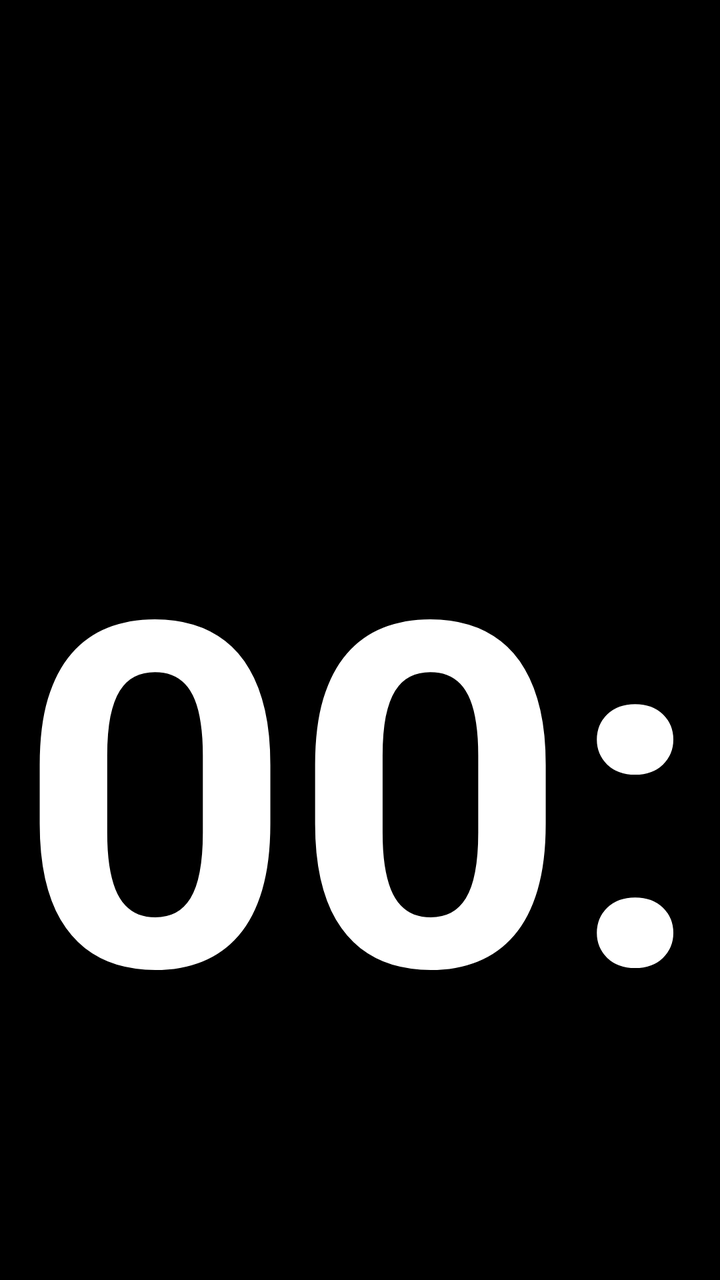
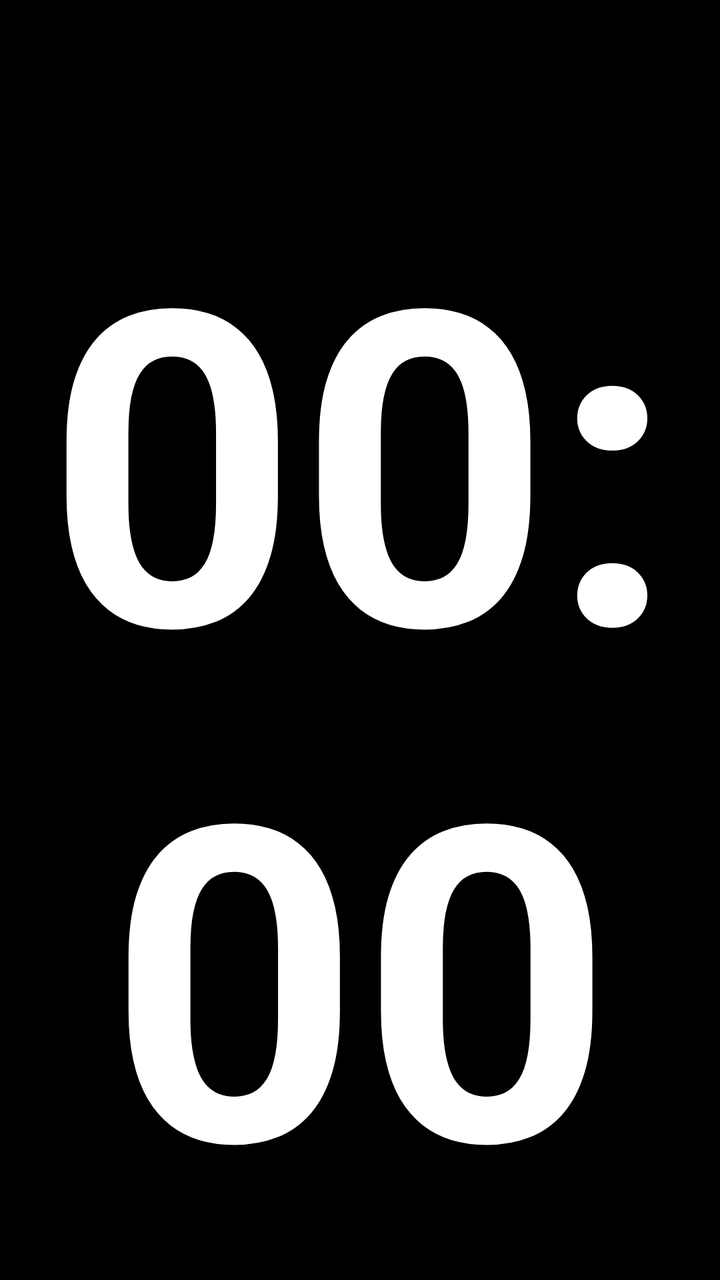

Two renders of the same Android screen: before a commit and after it. Below are the layout's source before the change and the commit's diff.
<!-- AndroidManifest.xml: application theme Theme.AppCompat.NoActionBar -->
<!-- res/layout/activity_main.xml -->
<?xml version="1.0" encoding="utf-8"?>
<LinearLayout xmlns:android="http://schemas.android.com/apk/res/android"
    android:layout_width="match_parent"
    android:layout_height="match_parent"
    android:background="#000000"
    android:clipChildren="false"
    android:clipToPadding="false"
    android:orientation="vertical"
    android:weightSum="2">

    
    <RelativeLayout
        android:layout_width="match_parent"
        android:layout_height="0dp"
        android:layout_weight="1"
        android:clipChildren="false"
        android:clipToPadding="false">

        <TextSwitcher
            android:id="@+id/topInfoSwitcher"
            android:layout_width="match_parent"
            android:layout_height="match_parent"
            android:layout_centerInParent="true" />

    </RelativeLayout>

    
    <RelativeLayout
        android:layout_width="match_parent"
        android:layout_height="0dp"
        android:layout_weight="1"
        android:clipChildren="false"
        android:clipToPadding="false">

        <TextClock
            android:id="@+id/clockView"
            android:layout_width="match_parent"
            android:layout_height="wrap_content"
            android:layout_alignParentTop="true"
            android:gravity="center_horizontal"
            android:includeFontPadding="false"
            android:translationY="-60dp"
            android:format12Hour="HH:mm"
            android:format24Hour="HH:mm"
            android:textColor="#FFFFFF"
            android:textSize="240sp"
            android:textStyle="bold" />

    </RelativeLayout>

</LinearLayout>
<!-- resources referenced by this layout -->
<resources>

</resources>

<!-- the commit's change to res/layout/activity_main.xml (unified diff, before → after) -->
@@ -1,51 +1,32 @@
 <?xml version="1.0" encoding="utf-8"?>
-<LinearLayout xmlns:android="http://schemas.android.com/apk/res/android"
+<RelativeLayout xmlns:android="http://schemas.android.com/apk/res/android"
     android:layout_width="match_parent"
     android:layout_height="match_parent"
     android:background="#000000"
     android:clipChildren="false"
-    android:clipToPadding="false"
-    android:orientation="vertical"
-    android:weightSum="2">
+    android:clipToPadding="false">
 
     
-    <RelativeLayout
+    <TextSwitcher
+        android:id="@+id/topInfoSwitcher"
         android:layout_width="match_parent"
-        android:layout_height="0dp"
-        android:layout_weight="1"
-        android:clipChildren="false"
-        android:clipToPadding="false">
-
-        <TextSwitcher
-            android:id="@+id/topInfoSwitcher"
-            android:layout_width="match_parent"
-            android:layout_height="match_parent"
-            android:layout_centerInParent="true" />
-
-    </RelativeLayout>
+        android:layout_height="wrap_content"
+        android:layout_alignParentTop="true"
+        android:layout_marginTop="32dp" />
 
     
-    <RelativeLayout
+    <TextClock
+        android:id="@+id/clockView"
         android:layout_width="match_parent"
-        android:layout_height="0dp"
-        android:layout_weight="1"
-        android:clipChildren="false"
-        android:clipToPadding="false">
+        android:layout_height="wrap_content"
+        android:layout_alignParentBottom="true"
+        android:layout_marginBottom="16dp"
+        android:gravity="center_horizontal"
+        android:includeFontPadding="false"
+        android:format12Hour="HH:mm"
+        android:format24Hour="HH:mm"
+        android:textColor="#FFFFFF"
+        android:textSize="220sp"
+        android:textStyle="bold" />
 
-        <TextClock
-            android:id="@+id/clockView"
-            android:layout_width="match_parent"
-            android:layout_height="wrap_content"
-            android:layout_alignParentTop="true"
-            android:gravity="center_horizontal"
-            android:includeFontPadding="false"
-            android:translationY="-60dp"
-            android:format12Hour="HH:mm"
-            android:format24Hour="HH:mm"
-            android:textColor="#FFFFFF"
-            android:textSize="240sp"
-            android:textStyle="bold" />
-
-    </RelativeLayout>
-
-</LinearLayout>
+</RelativeLayout>
